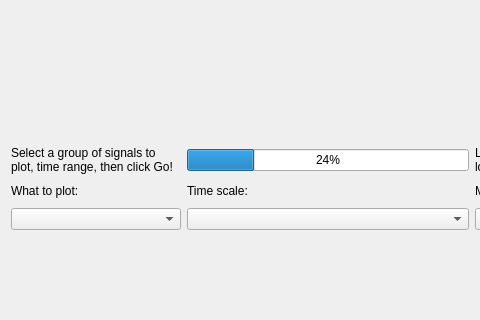
Before: the Qt Designer form meanHist.ui in jjanice/meanHist, drawn with Qt 5; both pictures show x 0 to 480 and y 179 to 499 of the 668 by 734 pixel window.
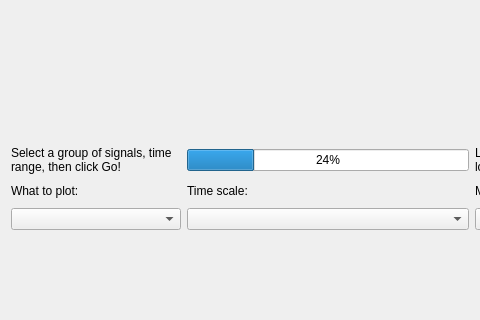
After: the same form once the commit is applied. Custom widgets are drawn as their Qt base class.

Commit message: pv name to clipboard now works

Patch:
```diff
--- a/meanHist.ui
+++ b/meanHist.ui
@@ -54,7 +54,7 @@
         </size>
        </property>
        <property name="text">
-        <string>&lt;html&gt;&lt;head/&gt;&lt;body&gt;&lt;p&gt;Select a group of signals to plot, time range, then click Go!&lt;/p&gt;&lt;/body&gt;&lt;/html&gt;</string>
+        <string>&lt;html&gt;&lt;head/&gt;&lt;body&gt;&lt;p&gt;Select a group of signals, time range, then click Go!&lt;/p&gt;&lt;/body&gt;&lt;/html&gt;</string>
        </property>
        <property name="wordWrap">
         <bool>true</bool>
```
Left out of the diff: 2 changed lines with no effect on the pictures. The commit also changes 1 other file.
